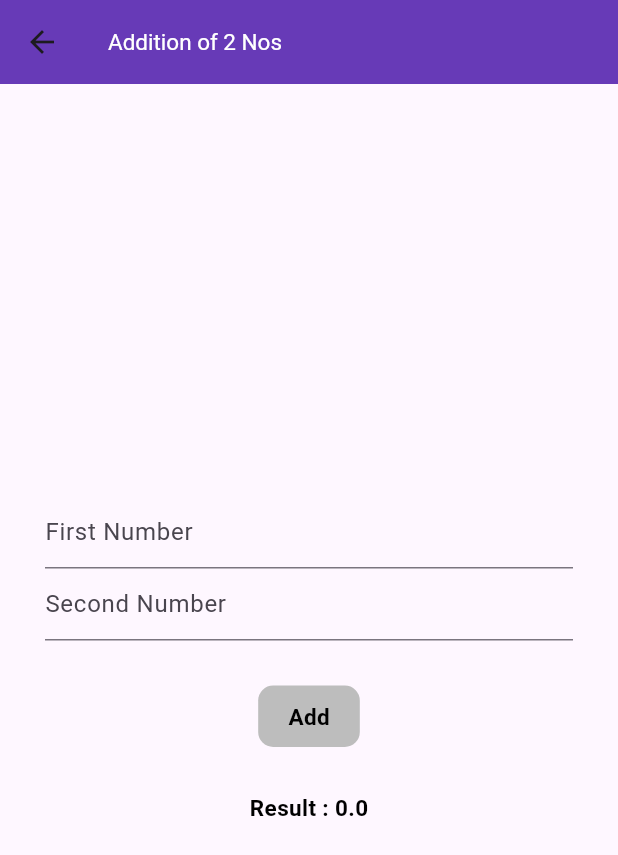
After one commit to asmitranjansinha/mobile-app-dev-VITB, a Flutter app: the screen it shows after launch, after a tap on "Addition of 2 Nos", on a phone screen of 412 x 824 dp. The commit adds this screen. Shown: the top 855 px of the screen. Run offline on Flutter 3.47's test engine with Material 3 defaults, Android fonts, the phone set to English and light mode, and no system bars; missing offline and left inert: dart:ffi.

Commit message:
- added addition of 2 nos

```diff
--- /dev/null
+++ b/lib/controller/common_controller.dart
@@ -0,0 +1,26 @@
+import 'dart:developer';
+import 'dart:ffi';
+
+import 'package:flutter/material.dart';
+
+class CommonController extends ChangeNotifier {
+  double? _additionResult;
+
+  double get additionResult => _additionResult ?? 0.0;
+
+  set additionResult(double val) {
+    _additionResult = val;
+    notifyListeners();
+  }
+
+  additionOf2Nos({
+    required double number1,
+    required double number2,
+  }) {
+    try {
+      additionResult = number1 + number2;
+    } catch (e) {
+      log(e.toString());
+    }
+  }
+}
--- a/lib/main.dart
+++ b/lib/main.dart
@@ -1,5 +1,6 @@
 import 'package:flutter/material.dart';
 import 'package:provider/provider.dart';
+import 'package:test_app/controller/common_controller.dart';
 import 'package:test_app/controller/relative_layout_controller.dart';
 import 'package:test_app/controller/image_controller.dart';
 import 'package:test_app/utils/constants/text_constants.dart';
@@ -12,6 +13,9 @@ void main() {
     ),
     ChangeNotifierProvider(
       create: (_) => RelativeLayoutController(),
+    ),
+    ChangeNotifierProvider(
+      create: (_) => CommonController(),
     ),
   ], child: const TestApp()));
 }
--- /dev/null
+++ b/lib/views/components/app_button.dart
@@ -0,0 +1,40 @@
+import 'package:flutter/material.dart';
+
+class AppButton extends StatelessWidget {
+  final String title;
+  final void Function()? onTap;
+  const AppButton({
+    super.key,
+    required this.title,
+    this.onTap,
+  });
+
+  @override
+  Widget build(BuildContext context) {
+    return InkWell(
+      onTap: onTap,
+      child: Container(
+        decoration: BoxDecoration(
+          borderRadius: BorderRadius.circular(
+            10.0,
+          ),
+          color: Colors.grey.shade400,
+        ),
+        child: Padding(
+          padding: const EdgeInsets.symmetric(
+            horizontal: 20.0,
+            vertical: 10.0,
+          ),
+          child: Text(
+            title,
+            style: const TextStyle(
+              color: Colors.black,
+              fontSize: 15.0,
+              fontWeight: FontWeight.w700,
+            ),
+          ),
+        ),
+      ),
+    );
+  }
+}
--- a/lib/views/home_screen.dart
+++ b/lib/views/home_screen.dart
@@ -1,4 +1,5 @@
 import 'package:flutter/material.dart';
+import 'package:test_app/views/screens/addition_screen.dart';
 import 'package:test_app/views/screens/assignment_2.dart';
 import 'package:test_app/views/screens/horizontal_image_screen.dart';
 import 'package:test_app/views/screens/multiple_image_screen.dart';
@@ -58,6 +59,24 @@ class HomeScreen extends StatelessWidget {
                 );
               },
               child: const Text("Relative Layout"),
+            ),
+            ElevatedButton(
+              onPressed: () {
+                Navigator.of(context).push(
+                  MaterialPageRoute(
+                      builder: (context) => AdditionScreen()),
+                );
+              },
+              child: const Text("Addition of 2 Nos"),
+            ),
+            ElevatedButton(
+              onPressed: () {
+                Navigator.of(context).push(
+                  MaterialPageRoute(
+                      builder: (context) => AdditionScreen()),
+                );
+              },
+              child: const Text("Grid Type Layout"),
             )
           ],
         ),
--- /dev/null
+++ b/lib/views/screens/addition_screen.dart
@@ -0,0 +1,77 @@
+import 'package:flutter/material.dart';
+import 'package:provider/provider.dart';
+import 'package:test_app/controller/common_controller.dart';
+import 'package:test_app/views/components/app_button.dart';
+
+class AdditionScreen extends StatelessWidget {
+  AdditionScreen({super.key});
+
+  final firstNosController = TextEditingController();
+  final secondNosController = TextEditingController();
+
+  @override
+  Widget build(BuildContext context) {
+    final commonController = Provider.of<CommonController>(context);
+    return Scaffold(
+      body: Padding(
+        padding: const EdgeInsets.symmetric(
+          horizontal: 30.0,
+        ),
+        child: Form(
+          child: Column(
+            mainAxisAlignment: MainAxisAlignment.center,
+            children: [
+              TextField(
+                controller: firstNosController,
+                keyboardType: TextInputType.number,
+                decoration: const InputDecoration(
+                  hintText: "First Number",
+                ),
+              ),
+              TextField(
+                controller: secondNosController,
+                keyboardType: TextInputType.number,
+                decoration: const InputDecoration(
+                  hintText: "Second Number",
+                ),
+              ),
+              const SizedBox(
+                height: 30.0,
+              ),
+              AppButton(
+                title: "Add",
+                onTap: () {
+                  context.read<CommonController>().additionOf2Nos(
+                        number1: double.parse(firstNosController.text),
+                        number2: double.parse(secondNosController.text),
+                      );
+                },
+              ),
+              const SizedBox(
+                height: 30.0,
+              ),
+              Text(
+                "Result : ${commonController.additionResult}",
+                style: const TextStyle(
+                  color: Colors.black,
+                  fontSize: 15.0,
+                  fontWeight: FontWeight.w700,
+                ),
+              )
+            ],
+          ),
+        ),
+      ),
+      appBar: AppBar(
+        backgroundColor: Colors.deepPurple,
+        title: const Text(
+          "Addition of 2 Nos",
+          style: TextStyle(
+            fontSize: 15.0,
+            color: Colors.white,
+          ),
+        ),
+      ),
+    );
+  }
+}
```
